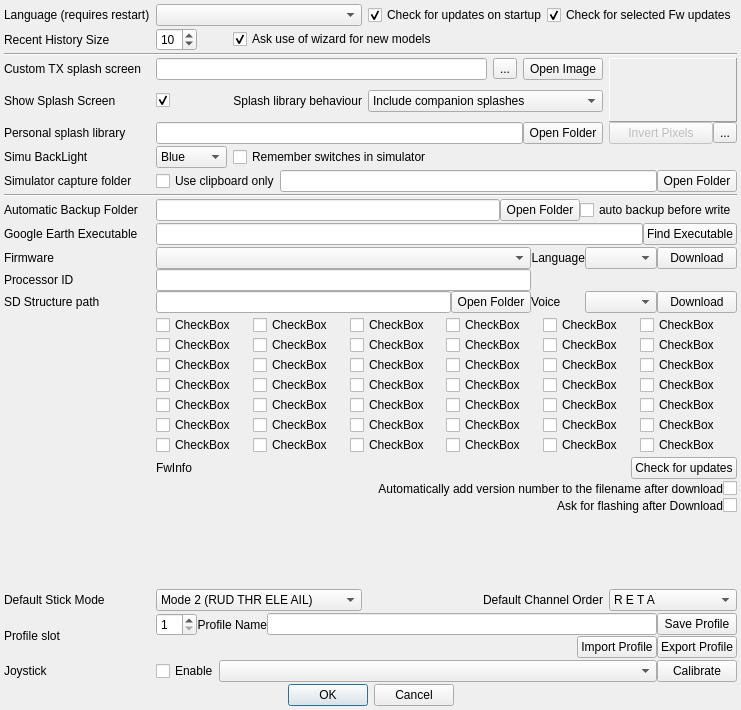
opentx/opentx, file companion/src/preferencesdialog.ui: the form before one commit.
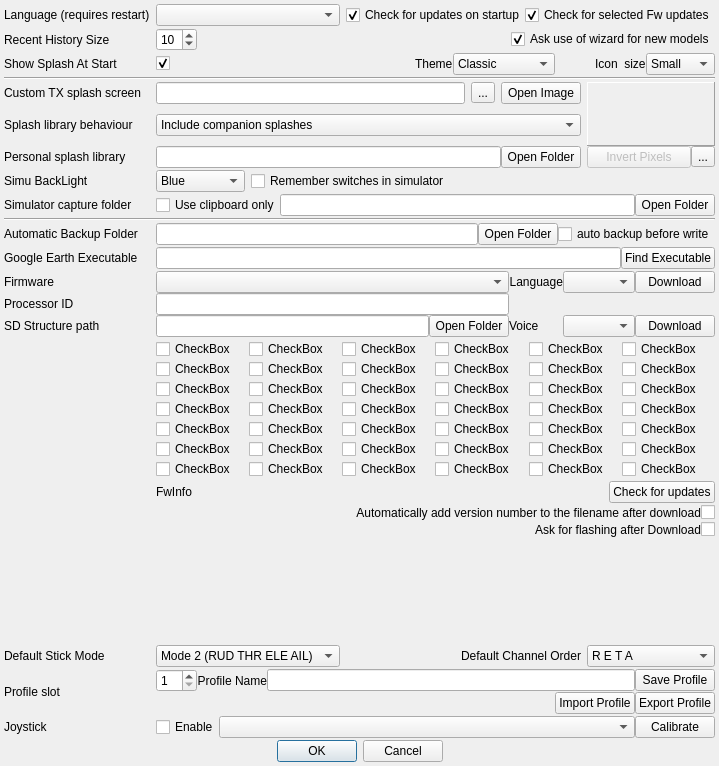
The form after the commit. Icons and pictures are not drawn.

Commit message: Allow themes and icon preferences

What changed in the file:
```diff
--- a/companion/src/preferencesdialog.ui
+++ b/companion/src/preferencesdialog.ui
@@ -7,7 +7,7 @@
     <x>0</x>
     <y>0</y>
     <width>685</width>
-    <height>710</height>
+    <height>766</height>
    </rect>
   </property>
   <property name="sizePolicy">
@@ -26,7 +26,7 @@
    <string>Preferences</string>
   </property>
   <property name="windowIcon">
-   <iconset resource="companion.qrc">
+   <iconset>
     <normaloff>:/images/preferences.png</normaloff>:/images/preferences.png</iconset>
   </property>
   <layout class="QGridLayout" name="gridLayout_4" columnstretch="1,0,0,1,0">
@@ -39,27 +39,57 @@
    <property name="margin">
     <number>4</number>
    </property>
-   <item row="7" column="0">
-    <widget class="QLabel" name="label_4">
-     <property name="sizePolicy">
-      <sizepolicy hsizetype="Preferred" vsizetype="Minimum">
-       <horstretch>0</horstretch>
-       <verstretch>0</verstretch>
-      </sizepolicy>
-     </property>
-     <property name="text">
-      <string>Show Splash Screen</string>
-     </property>
-    </widget>
+   <item row="2" column="1" colspan="4">
+    <layout class="QHBoxLayout" name="horizontalLayout_4">
+     <item>
+      <widget class="QSpinBox" name="historySize">
+       <property name="sizePolicy">
+        <sizepolicy hsizetype="Maximum" vsizetype="Fixed">
+         <horstretch>40</horstretch>
+         <verstretch>0</verstretch>
+        </sizepolicy>
+       </property>
+       <property name="maximum">
+        <number>15</number>
+       </property>
+       <property name="value">
+        <number>10</number>
+       </property>
+      </widget>
+     </item>
+     <item>
+      <spacer name="horizontalSpacer_2">
+       <property name="orientation">
+        <enum>Qt::Horizontal</enum>
+       </property>
+       <property name="sizeHint" stdset="0">
+        <size>
+         <width>40</width>
+         <height>20</height>
+        </size>
+       </property>
+      </spacer>
+     </item>
+     <item>
+      <widget class="QCheckBox" name="wizardEnable_ChkB">
+       <property name="text">
+        <string>Ask use of wizard for new models</string>
+       </property>
+       <property name="checked">
+        <bool>true</bool>
+       </property>
+      </widget>
+     </item>
+    </layout>
    </item>
-   <item row="3" column="0" colspan="5">
+   <item row="4" column="0" colspan="5">
     <widget class="Line" name="line">
      <property name="orientation">
       <enum>Qt::Horizontal</enum>
      </property>
     </widget>
    </item>
-   <item row="12" column="0">
+   <item row="13" column="0">
     <widget class="QLabel" name="label_3">
      <property name="sizePolicy">
       <sizepolicy hsizetype="Preferred" vsizetype="Minimum">
@@ -99,17 +129,7 @@
      </item>
     </layout>
    </item>
-   <item row="2" column="2" colspan="2">
-    <widget class="QCheckBox" name="wizardEnable_ChkB">
-     <property name="text">
-      <string>Ask use of wizard for new models</string>
-     </property>
-     <property name="checked">
-      <bool>true</bool>
-     </property>
-    </widget>
-   </item>
-   <item row="4" column="4" rowspan="7">
+   <item row="5" column="4" rowspan="7">
     <layout class="QGridLayout" name="gridLayout_3" columnstretch="0,0">
      <item row="0" column="0" colspan="2">
       <widget class="QLabel" name="imageLabel">
@@ -161,7 +181,7 @@
         <string>...</string>
        </property>
        <property name="icon">
-        <iconset resource="companion.qrc">
+        <iconset>
          <normaloff>:/images/clear.png</normaloff>:/images/clear.png</iconset>
        </property>
       </widget>
@@ -171,14 +191,14 @@
    <item row="0" column="1" colspan="2">
     <widget class="QComboBox" name="locale_QB"/>
    </item>
-   <item row="12" column="2" colspan="2">
+   <item row="13" column="2" colspan="2">
     <widget class="QCheckBox" name="simuSW">
      <property name="text">
       <string>Remember switches in simulator</string>
      </property>
     </widget>
    </item>
-   <item row="12" column="1">
+   <item row="13" column="1">
     <widget class="QComboBox" name="backLightColor">
      <item>
       <property name="text">
@@ -207,7 +227,7 @@
      </item>
     </widget>
    </item>
-   <item row="4" column="1" colspan="3">
+   <item row="5" column="1" colspan="3">
     <layout class="QHBoxLayout" name="horizontalLayout_2">
      <property name="spacing">
       <number>6</number>
@@ -228,7 +248,7 @@
         <string>...</string>
        </property>
        <property name="icon">
-        <iconset resource="companion.qrc">
+        <iconset>
          <normaloff>:/images/library.png</normaloff>:/images/library.png</iconset>
        </property>
       </widget>
@@ -248,33 +268,27 @@
      </item>
     </layout>
    </item>
-   <item row="7" column="1">
-    <widget class="QCheckBox" name="showSplash">
+   <item row="14" column="0">
+    <widget class="QLabel" name="label_19">
      <property name="text">
-      <string/>
-     </property>
-     <property name="checked">
-      <bool>true</bool>
+      <string>Simulator capture folder</string>
      </property>
     </widget>
    </item>
-   <item row="2" column="1">
-    <widget class="QSpinBox" name="historySize">
+   <item row="0" column="0">
+    <widget class="QLabel" name="label">
      <property name="sizePolicy">
-      <sizepolicy hsizetype="Maximum" vsizetype="Fixed">
-       <horstretch>40</horstretch>
+      <sizepolicy hsizetype="Preferred" vsizetype="Minimum">
+       <horstretch>0</horstretch>
        <verstretch>0</verstretch>
       </sizepolicy>
      </property>
-     <property name="maximum">
-      <number>15</number>
-     </property>
-     <property name="value">
-      <number>10</number>
+     <property name="text">
+      <string>Language (requires restart)</string>
      </property>
     </widget>
    </item>
-   <item row="28" column="4">
+   <item row="29" column="4">
     <widget class="QComboBox" name="channelorderCB">
      <property name="sizePolicy">
       <sizepolicy hsizetype="MinimumExpanding" vsizetype="Fixed">
@@ -418,7 +432,7 @@
      </item>
     </widget>
    </item>
-   <item row="4" column="0">
+   <item row="5" column="0">
     <widget class="QLabel" name="label_8">
      <property name="sizePolicy">
       <sizepolicy hsizetype="Preferred" vsizetype="Minimum">
@@ -431,7 +445,7 @@
      </property>
     </widget>
    </item>
-   <item row="32" column="1" colspan="4">
+   <item row="33" column="1" colspan="4">
     <layout class="QHBoxLayout" name="horizontalLayout">
      <item>
       <widget class="QCheckBox" name="joystickChkB">
@@ -459,7 +473,7 @@
      </item>
     </layout>
    </item>
-   <item row="10" column="1" colspan="3">
+   <item row="11" column="1" colspan="3">
     <layout class="QGridLayout" name="gridLayout_2">
      <property name="verticalSpacing">
       <number>1</number>
@@ -483,7 +497,7 @@
      </item>
     </layout>
    </item>
-   <item row="21" column="1" colspan="4">
+   <item row="22" column="1" colspan="4">
     <layout class="QHBoxLayout" name="horizontalLayout_5">
      <item>
       <widget class="QLabel" name="FwInfo">
@@ -507,7 +521,7 @@
      </item>
     </layout>
    </item>
-   <item row="10" column="0">
+   <item row="11" column="0">
     <widget class="QLabel" name="label_9">
      <property name="sizePolicy">
       <sizepolicy hsizetype="Preferred" vsizetype="Minimum">
@@ -520,7 +534,7 @@
      </property>
     </widget>
    </item>
-   <item row="34" column="0" colspan="5">
+   <item row="35" column="0" colspan="5">
     <layout class="QHBoxLayout" name="horizontalLayout_3">
      <item>
       <spacer name="horizontalSpacer_3">
@@ -563,7 +577,7 @@
      </item>
     </layout>
    </item>
-   <item row="23" column="1" colspan="4">
+   <item row="24" column="1" colspan="4">
     <layout class="QHBoxLayout" name="horizontalLayout_6" stretch="1,0">
      <item>
       <widget class="QLabel" name="label_12">
@@ -590,7 +604,7 @@
      </item>
     </layout>
    </item>
-   <item row="29" column="1" colspan="4">
+   <item row="30" column="1" colspan="4">
     <layout class="QGridLayout" name="gridLayout_6" columnstretch="0,0,1,0,0">
      <item row="1" column="4">
       <widget class="QPushButton" name="export_PB">
@@ -638,20 +652,7 @@
      </item>
     </layout>
    </item>
-   <item row="0" column="0">
-    <widget class="QLabel" name="label">
-     <property name="sizePolicy">
-      <sizepolicy hsizetype="Preferred" vsizetype="Minimum">
-       <horstretch>0</horstretch>
-       <verstretch>0</verstretch>
-      </sizepolicy>
-     </property>
-     <property name="text">
-      <string>Language (requires restart)</string>
-     </property>
-    </widget>
-   </item>
-   <item row="13" column="1" colspan="4">
+   <item row="14" column="1" colspan="4">
     <layout class="QGridLayout" name="gridLayout_8">
      <property name="verticalSpacing">
       <number>1</number>
@@ -682,7 +683,7 @@
      </item>
     </layout>
    </item>
-   <item row="28" column="0">
+   <item row="29" column="0">
     <widget class="QLabel" name="label_14">
      <property name="sizePolicy">
       <sizepolicy hsizetype="Preferred" vsizetype="Minimum">
@@ -695,7 +696,7 @@
      </property>
     </widget>
    </item>
-   <item row="28" column="3">
+   <item row="29" column="3">
     <widget class="QLabel" name="label_13">
      <property name="sizePolicy">
       <sizepolicy hsizetype="MinimumExpanding" vsizetype="Preferred">
@@ -711,7 +712,7 @@
      </property>
     </widget>
    </item>
-   <item row="28" column="1" colspan="2">
+   <item row="29" column="1" colspan="2">
     <widget class="QComboBox" name="stickmodeCB">
      <property name="whatsThis">
       <string>Mode selection:
@@ -759,7 +760,7 @@
      </item>
     </widget>
    </item>
-   <item row="32" column="0">
+   <item row="33" column="0">
     <widget class="QLabel" name="label_11">
      <property name="sizePolicy">
       <sizepolicy hsizetype="MinimumExpanding" vsizetype="Minimum">
@@ -772,57 +773,21 @@
      </property>
     </widget>
    </item>
-   <item row="7" column="3">
-    <widget class="QComboBox" name="splashincludeCB">
-     <property name="sizePolicy">
-      <sizepolicy hsizetype="Expanding" vsizetype="Fixed">
-       <horstretch>0</horstretch>
-       <verstretch>0</verstretch>
-      </sizepolicy>
-     </property>
-     <item>
-      <property name="text">
-       <string>Include companion splashes</string>
-      </property>
-     </item>
-     <item>
-      <property name="text">
-       <string>Only user defined splashes</string>
-      </property>
-     </item>
-    </widget>
-   </item>
-   <item row="7" column="2">
-    <widget class="QLabel" name="label_10">
-     <property name="sizePolicy">
-      <sizepolicy hsizetype="Preferred" vsizetype="Minimum">
-       <horstretch>0</horstretch>
-       <verstretch>0</verstretch>
-      </sizepolicy>
-     </property>
-     <property name="text">
-      <string>Splash library behaviour</string>
-     </property>
-     <property name="alignment">
-      <set>Qt::AlignRight|Qt::AlignTrailing|Qt::AlignVCenter</set>
-     </property>
-    </widget>
-   </item>
-   <item row="29" column="0">
+   <item row="30" column="0">
     <widget class="QLabel" name="label_15">
      <property name="text">
       <string>Profile slot</string>
      </property>
     </widget>
    </item>
-   <item row="16" column="0">
+   <item row="17" column="0">
     <widget class="QLabel" name="label_17">
      <property name="text">
       <string>Automatic Backup Folder</string>
      </property>
     </widget>
    </item>
-   <item row="16" column="1" colspan="4">
+   <item row="17" column="1" colspan="4">
     <layout class="QHBoxLayout" name="horizontalLayout_10">
      <item>
       <widget class="QLineEdit" name="backupPath">
@@ -847,7 +812,7 @@
      </item>
     </layout>
    </item>
-   <item row="24" column="1" colspan="4">
+   <item row="25" column="1" colspan="4">
     <spacer name="verticalSpacer">
      <property name="orientation">
       <enum>Qt::Vertical</enum>
@@ -863,7 +828,7 @@
      </property>
     </spacer>
    </item>
-   <item row="22" column="1" colspan="4">
+   <item row="23" column="1" colspan="4">
     <layout class="QHBoxLayout" name="horizontalLayout_11" stretch="1,0">
      <item>
       <widget class="QLabel" name="label_18">
@@ -890,7 +855,7 @@
      </item>
     </layout>
    </item>
-   <item row="18" column="1" colspan="4">
+   <item row="19" column="1" colspan="4">
     <layout class="QGridLayout" name="gridLayout_5" columnstretch="1,0,0,0,0">
      <property name="sizeConstraint">
       <enum>QLayout::SetMaximumSize</enum>
@@ -981,7 +946,7 @@
      </item>
     </layout>
    </item>
-   <item row="18" column="0">
+   <item row="19" column="0">
     <layout class="QGridLayout" name="gridLayout_7">
      <item row="0" column="0">
       <widget class="QLabel" name="label_6">
@@ -1021,13 +986,6 @@
      </item>
     </layout>
    </item>
-   <item row="13" column="0">
-    <widget class="QLabel" name="label_19">
-     <property name="text">
-      <string>Simulator capture folder</string>
-     </property>
-    </widget>
-   </item>
    <item row="2" column="0">
     <widget class="QLabel" name="label_5">
      <property name="sizePolicy">
@@ -1041,14 +999,14 @@
      </property>
     </widget>
    </item>
-   <item row="14" column="0" colspan="5">
+   <item row="15" column="0" colspan="5">
     <widget class="Line" name="line_2">
      <property name="orientation">
       <enum>Qt::Horizontal</enum>
      </property>
     </widget>
    </item>
-   <item row="20" column="1" colspan="4">
+   <item row="21" column="1" colspan="4">
     <layout class="QGridLayout" name="gridLayout" columnstretch="0,0,0,0,0,0">
      <property name="sizeConstraint">
       <enum>QLayout::SetMaximumSize</enum>
@@ -1601,7 +1559,7 @@
      </item>
     </layout>
    </item>
-   <item row="17" column="1" colspan="4">
+   <item row="18" column="1" colspan="4">
     <layout class="QHBoxLayout" name="ge_layout">
      <item>
       <widget class="QLineEdit" name="ge_lineedit">
@@ -1619,13 +1577,154 @@
      </item>
     </layout>
    </item>
-   <item row="17" column="0">
+   <item row="18" column="0">
     <widget class="QLabel" name="ge_label">
      <property name="text">
       <string>Google Earth Executable</string>
      </property>
     </widget>
    </item>
+   <item row="3" column="0">
+    <widget class="QLabel" name="label_4">
+     <property name="sizePolicy">
+      <sizepolicy hsizetype="Preferred" vsizetype="Minimum">
+       <horstretch>0</horstretch>
+       <verstretch>0</verstretch>
+      </sizepolicy>
+     </property>
+     <property name="text">
+      <string>Show Splash At Start</string>
+     </property>
+    </widget>
+   </item>
+   <item row="8" column="0">
+    <widget class="QLabel" name="label_10">
+     <property name="sizePolicy">
+      <sizepolicy hsizetype="Preferred" vsizetype="Minimum">
+       <horstretch>0</horstretch>
+       <verstretch>0</verstretch>
+      </sizepolicy>
+     </property>
+     <property name="text">
+      <string>Splash library behaviour</string>
+     </property>
+    </widget>
+   </item>
+   <item row="8" column="1" colspan="3">
+    <widget class="QComboBox" name="splashincludeCB">
+     <property name="sizePolicy">
+      <sizepolicy hsizetype="Expanding" vsizetype="Fixed">
+       <horstretch>0</horstretch>
+       <verstretch>0</verstretch>
+      </sizepolicy>
+     </property>
+     <item>
+      <property name="text">
+       <string>Include companion splashes</string>
+      </property>
+     </item>
+     <item>
+      <property name="text">
+       <string>Only user defined splashes</string>
+      </property>
+     </item>
+    </widget>
+   </item>
+   <item row="3" column="1" colspan="4">
+    <layout class="QHBoxLayout" name="horizontalLayout_8">
+     <item>
+      <widget class="QCheckBox" name="showSplash">
+       <property name="text">
+        <string/>
+       </property>
+       <property name="checked">
+        <bool>true</bool>
+       </property>
+      </widget>
+     </item>
+     <item>
+      <spacer name="horizontalSpacer">
+       <property name="orientation">
+        <enum>Qt::Horizontal</enum>
+       </property>
+       <property name="sizeHint" stdset="0">
+        <size>
+         <width>40</width>
+         <height>20</height>
+        </size>
+       </property>
+      </spacer>
+     </item>
+     <item>
+      <widget class="QLabel" name="label_7">
+       <property name="text">
+        <string>Theme</string>
+       </property>
+      </widget>
+     </item>
+     <item>
+      <widget class="QComboBox" name="theme_CB">
+       <item>
+        <property name="text">
+         <string>Classic</string>
+        </property>
+       </item>
+       <item>
+        <property name="text">
+         <string>Monochrome</string>
+        </property>
+       </item>
+      </widget>
+     </item>
+     <item>
+      <spacer name="horizontalSpacer_5">
+       <property name="orientation">
+        <enum>Qt::Horizontal</enum>
+       </property>
+       <property name="sizeType">
+        <enum>QSizePolicy::Fixed</enum>
+       </property>
+       <property name="sizeHint" stdset="0">
+        <size>
+         <width>40</width>
+         <height>20</height>
+        </size>
+       </property>
+      </spacer>
+     </item>
+     <item>
+      <widget class="QLabel" name="label_2">
+       <property name="text">
+        <string>Icon  size</string>
+       </property>
+      </widget>
+     </item>
+     <item>
+      <widget class="QComboBox" name="iconSize_CB">
+       <item>
+        <property name="text">
+         <string>Small</string>
+        </property>
+       </item>
+       <item>
+        <property name="text">
+         <string>Normal</string>
+        </property>
+       </item>
+       <item>
+        <property name="text">
+         <string>Big</string>
+        </property>
+       </item>
+       <item>
+        <property name="text">
+         <string>Huge</string>
+        </property>
+       </item>
+      </widget>
+     </item>
+    </layout>
+   </item>
   </layout>
  </widget>
  <tabstops>
```
The commit also changes 4 other files.
